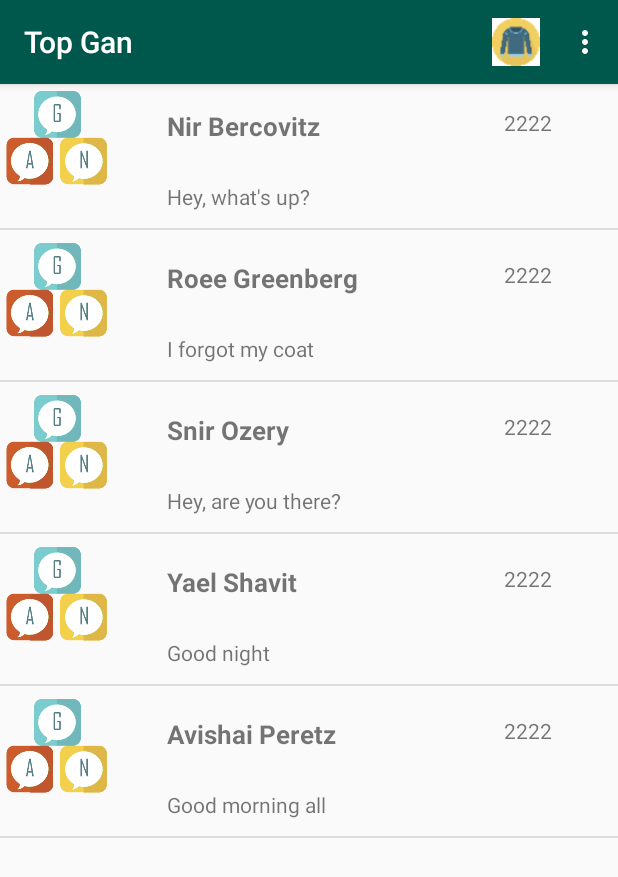
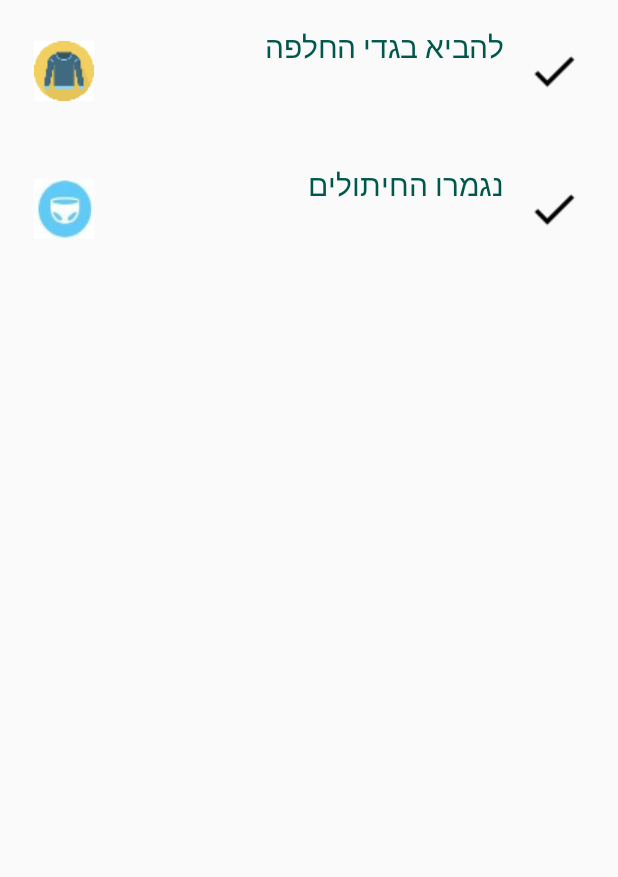
Before and after one commit to NirBercovic/TopGan, an Android app: the screen it shows after launch (MainScreenActivity before the commit, MessageParentsActivity after it), after a tap on "Profile", on a phone screen of 412 x 824 dp. Shown: the top 877 px of the screen. Run offline under Robolectric (Android 15) with nearby library versions, the phone set to English and light mode, and no system bars.

Commit message:
Adding integration to Child Details Screen

```diff
--- a/app/src/main/java/com/topgan/MainScreenActivity.java
+++ b/app/src/main/java/com/topgan/MainScreenActivity.java
@@ -1,5 +1,6 @@
 package com.topgan;
 
+import android.content.Intent;
 import android.support.constraint.ConstraintLayout;
 import android.support.v7.app.AppCompatActivity;
 import android.os.Bundle;
@@ -12,8 +13,12 @@ import android.view.MenuItem;
 import android.widget.Toast;
 import com.topgan.CommonData.MessageItem;
 import com.topgan.Database.DatabaseHandler;
+import com.topgan.MessageParentsScreen.MessageParentsActivity;
 
 import java.util.ArrayList;
+import java.util.Arrays;
+import java.util.HashSet;
+import java.util.Set;
 
 public class MainScreenActivity extends AppCompatActivity {
 
@@ -21,7 +26,7 @@ public class MainScreenActivity extends AppCompatActivity {
     MessageBaseAdapter      m_adapter;
     private RecyclerView    m_recyclerView;
     private RecyclerView.LayoutManager m_layoutManager;
-
+    public static Set<String> m_selectedIds = new HashSet<>();
 
     @Override
     protected void onCreate(Bundle savedInstanceState) {
@@ -57,8 +62,20 @@ public class MainScreenActivity extends AppCompatActivity {
         {
             case R.id.select_all:
                 Toast.makeText(this, "selectAll", Toast.LENGTH_SHORT).show();
+
                 break;
 
+            case R.id.send_notifications:
+                Toast.makeText(this, "sendNotifications", Toast.LENGTH_SHORT).show();
+
+                Intent messageParentsIntent = (new Intent(this, MessageParentsActivity.class));
+                String[] objects = new String[m_selectedIds.size()];
+                m_selectedIds.toArray(objects);
+                final ArrayList<String> list = new ArrayList<>(Arrays.asList(objects));
+                messageParentsIntent.putStringArrayListExtra("CHILD_IDS",list);
+                startActivity(messageParentsIntent);
+
+                break;
             default:
         }
 
--- a/app/src/main/java/com/topgan/MessageBaseAdapter.java
+++ b/app/src/main/java/com/topgan/MessageBaseAdapter.java
@@ -24,14 +24,13 @@ public class MessageBaseAdapter extends RecyclerView.Adapter<MessageBaseAdapter.
     private LayoutInflater m_inflater;
     private ArrayList<MessageItem> m_dataSource;
     private MainScreenActivity m_context;
-    private static Set<String> m_selectedIds;
+
 
     public MessageBaseAdapter(MainScreenActivity context, ArrayList<MessageItem> items)
     {
         m_dataSource            = items;
         m_inflater              = (LayoutInflater) context.getSystemService(Context.LAYOUT_INFLATER_SERVICE);
         m_context               = context;
-        m_selectedIds           = new HashSet<>();
     }
 
     public void setItems(ArrayList<MessageItem> items) {
@@ -122,11 +121,11 @@ public class MessageBaseAdapter extends RecyclerView.Adapter<MessageBaseAdapter.
         public boolean onLongClick(View v) {
             if (m_itemSelected) {
                 m_selectIcon.setVisibility(View.INVISIBLE);
-                m_selectedIds.remove(m_id);
+                m_context.m_selectedIds.remove(m_id);
             }
             else{
                 m_selectIcon.setVisibility(View.VISIBLE);
-                m_selectedIds.add(m_id);
+                m_context.m_selectedIds.add(m_id);
             }
 
             m_itemSelected = !m_itemSelected;
--- a/app/src/main/res/menu/action_bar_menu.xml
+++ b/app/src/main/res/menu/action_bar_menu.xml
@@ -4,7 +4,7 @@
 
     <item android:id="@+id/select_all" android:title="Select all"></item>
     <item
-        android:id="@+id/miProfile"
+        android:id="@+id/send_notifications"
         android:icon="@drawable/reminder0"
         app:showAsAction="ifRoom|withText"
         android:title="Profile">
```
